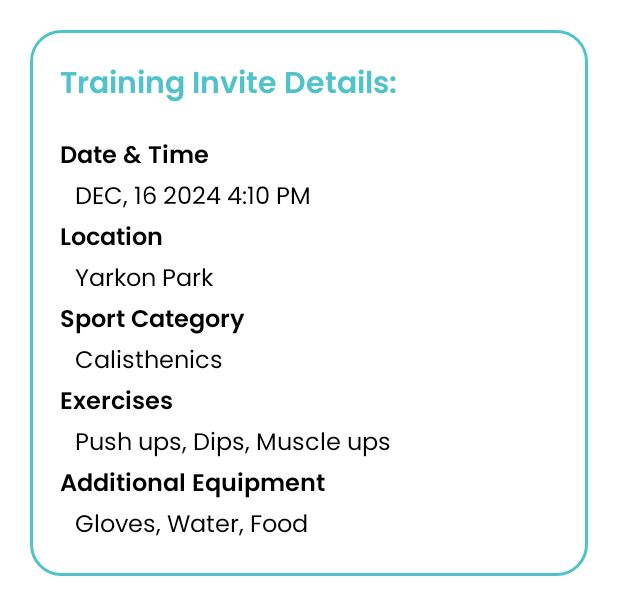
After one commit to OmriGawi/FitFinder, an Android app: the layout dialog_new_invite_info.xml on its own in the app's theme, with its tools: preview values and no code run, on a phone screen of 412 x 824 dp. The commit adds this screen. Shown: the top 615 px of the screen. Run offline under Robolectric (Android 15) with nearby library versions, the phone set to English and light mode, and no system bars.

Commit message:
Add New Invite info dialog

```diff
--- /dev/null
+++ b/app/src/main/java/com/example/fitfinder/ui/exercise/NewInviteInfoDialogFragment.kt
@@ -0,0 +1,74 @@
+package com.example.fitfinder.ui.exercise
+
+import android.os.Bundle
+import android.view.LayoutInflater
+import android.view.View
+import android.view.ViewGroup
+import androidx.fragment.app.DialogFragment
+import androidx.lifecycle.ViewModelProvider
+import com.example.fitfinder.R
+import com.example.fitfinder.data.model.TrainingInvite
+import com.example.fitfinder.data.repository.exercise.NewInvitesRepository
+import com.example.fitfinder.databinding.DialogNewInviteInfoBinding
+import com.example.fitfinder.viewmodel.ViewModelFactory
+import com.example.fitfinder.viewmodel.exercise.NewInvitesViewModel
+import com.google.firebase.Timestamp
+import java.text.SimpleDateFormat
+import java.util.*
+
+class NewInviteInfoDialogFragment : DialogFragment() {
+
+    private var _binding: DialogNewInviteInfoBinding? = null
+    private val binding get() = _binding!!
+
+    private lateinit var newInvitesViewModel: NewInvitesViewModel
+
+    override fun onCreateView(inflater: LayoutInflater, container: ViewGroup?, savedInstanceState: Bundle?): View {
+        _binding = DialogNewInviteInfoBinding.inflate(inflater, container, false)
+        return binding.root
+    }
+
+    override fun onViewCreated(view: View, savedInstanceState: Bundle?) {
+        super.onViewCreated(view, savedInstanceState)
+
+        // Initialize view models
+        newInvitesViewModel = ViewModelProvider(requireActivity(), ViewModelFactory(NewInvitesRepository()))[NewInvitesViewModel::class.java]
+
+        // Observe the selected invite from the ViewModel
+        newInvitesViewModel.selectedInvite.observe(viewLifecycleOwner) { invite ->
+            displayInviteDetails(invite)
+        }
+
+    }
+
+    private fun displayInviteDetails(invite: TrainingInvite) {
+        // Update UI elements with invite details
+        binding.tvTime.text = formatDateAndTime(invite.dateTime)
+        binding.tvLocation.text = invite.location
+        binding.tvSportCategory.text = invite.sportCategory
+        binding.tvExercises.text = invite.exercises.joinToString(", ")
+        binding.tvAdditionalEquipment.text = invite.additionalEquipment.ifBlank {
+            "None"
+        }
+    }
+
+    private fun formatDateAndTime(timestamp: Timestamp): String {
+        // Format the Timestamp to a readable date and time string
+        val sdfDate = SimpleDateFormat("MMM dd, yyyy", Locale.getDefault())
+        val sdfTime = SimpleDateFormat("h:mm a", Locale.getDefault())
+        val dateStr = sdfDate.format(timestamp.toDate())
+        val timeStr = sdfTime.format(timestamp.toDate())
+
+        return "$dateStr\n$timeStr"
+    }
+
+
+    override fun onDestroyView() {
+        super.onDestroyView()
+        _binding = null
+    }
+
+    override fun getTheme(): Int {
+        return R.style.TransparentDialogTheme
+    }
+}
--- a/app/src/main/java/com/example/fitfinder/ui/exercise/NewInvitesAdapter.kt
+++ b/app/src/main/java/com/example/fitfinder/ui/exercise/NewInvitesAdapter.kt
@@ -14,7 +14,8 @@ import com.example.fitfinder.data.model.TrainingInvite
 
 class NewInvitesAdapter(
     private var invitesWithDetails: List<Pair<TrainingInvite, Map<String, Any?>>>,
-    private val onDeclineInvite: (String) -> Unit
+    private val onDeclineInvite: (String) -> Unit,
+    private val onInfoClicked: (TrainingInvite) -> Unit
     ) : RecyclerView.Adapter<NewInvitesAdapter.ViewHolder>() {
 
     class ViewHolder(view: View) : RecyclerView.ViewHolder(view) {
@@ -22,6 +23,7 @@ class NewInvitesAdapter(
         val ivProfile: ImageView = view.findViewById(R.id.iv_picture)
         val btnAccept: Button = view.findViewById(R.id.btn_accept)
         val btnDecline: Button = view.findViewById(R.id.btn_decline)
+        val ivInfo: ImageView = view.findViewById(R.id.iv_info)
         // ... other views
     }
 
@@ -46,6 +48,10 @@ class NewInvitesAdapter(
         holder.btnDecline.setOnClickListener {
             onDeclineInvite(invite.id)
         }
+
+        holder.ivInfo.setOnClickListener {
+            onInfoClicked(invitesWithDetails[position].first)
+        }
     }
 
     override fun getItemCount() = invitesWithDetails.size
--- a/app/src/main/java/com/example/fitfinder/ui/exercise/NewInvitesFragment.kt
+++ b/app/src/main/java/com/example/fitfinder/ui/exercise/NewInvitesFragment.kt
@@ -62,11 +62,18 @@ class NewInvitesFragment : Fragment() {
     }
 
     private fun setupRecyclerView() {
-        invitesAdapter = NewInvitesAdapter(emptyList<Pair<TrainingInvite, Map<String, Any?>>>()) { inviteId ->
-            // Call ViewModel method to decline the invite
-            newInvitesViewModel.declineInvite(inviteId, userId)
-        }
+        invitesAdapter = NewInvitesAdapter(emptyList<Pair<TrainingInvite, Map<String, Any?>>>(), ::handleDeclineInvite, ::showInviteDetailsDialog)
         binding.rvNewInvites.adapter = invitesAdapter
+    }
+
+    private fun handleDeclineInvite(inviteId: String) {
+        newInvitesViewModel.declineInvite(inviteId, userId)
+    }
+
+    private fun showInviteDetailsDialog(invite: TrainingInvite) {
+        newInvitesViewModel.selectInvite(invite)
+        val dialog = NewInviteInfoDialogFragment()
+        dialog.show(parentFragmentManager, "NewInviteInfoDialog")
     }
 
     override fun onResume() {
--- a/app/src/main/java/com/example/fitfinder/viewmodel/exercise/NewInvitesViewModel.kt
+++ b/app/src/main/java/com/example/fitfinder/viewmodel/exercise/NewInvitesViewModel.kt
@@ -15,6 +15,13 @@ class NewInvitesViewModel(private val repository: NewInvitesRepository) : ViewMo
 
     private val _toastMessageEvent = MutableLiveData<Event<Pair<String, ToastyType>>>()
     val toastMessageEvent: LiveData<Event<Pair<String, ToastyType>>> = _toastMessageEvent
+
+    private val _selectedInvite = MutableLiveData<TrainingInvite>()
+    val selectedInvite: LiveData<TrainingInvite> = _selectedInvite
+
+    fun selectInvite(invite: TrainingInvite) {
+        _selectedInvite.value = invite
+    }
 
     fun fetchNewInvites(userId: String) {
         repository.fetchNewInvites(userId) { newInvitesWithDetails ->
--- /dev/null
+++ b/app/src/main/res/layout/dialog_new_invite_info.xml
@@ -0,0 +1,153 @@
+<?xml version="1.0" encoding="utf-8"?>
+<androidx.constraintlayout.widget.ConstraintLayout
+    xmlns:android="http://schemas.android.com/apk/res/android"
+    xmlns:app="http://schemas.android.com/apk/res-auto"
+    android:layout_width="match_parent"
+    android:layout_height="wrap_content"
+    android:layout_margin="20dp"
+    android:background="@drawable/dialog_border"
+    android:padding="20dp">
+
+    <!-- Title TextView -->
+    <TextView
+        android:id="@+id/tv_inviteTitle"
+        android:layout_width="wrap_content"
+        android:layout_height="wrap_content"
+        android:text="Training Invite Details:"
+        android:textColor="@color/primaryColor"
+        android:fontFamily="@font/poppinssemibold"
+        android:textSize="20sp"
+        app:layout_constraintTop_toTopOf="parent"
+        app:layout_constraintStart_toStartOf="parent" />
+
+    <!-- Divider -->
+    <View
+        android:id="@+id/view_divider"
+        android:layout_width="0dp"
+        android:layout_height="1dp"
+        app:layout_constraintTop_toBottomOf="@id/tv_inviteTitle"
+        app:layout_constraintStart_toStartOf="parent"
+        app:layout_constraintEnd_toEndOf="parent"
+        android:layout_marginTop="10dp"/>
+
+    <!-- Content Layout -->
+    <LinearLayout
+        android:id="@+id/layout_content"
+        android:layout_width="0dp"
+        android:layout_height="wrap_content"
+        android:orientation="vertical"
+        android:layout_marginTop="5dp"
+        app:layout_constraintTop_toBottomOf="@id/view_divider"
+        app:layout_constraintStart_toStartOf="parent"
+        app:layout_constraintEnd_toEndOf="parent">
+
+        <!-- Date & Time Title TextView -->
+        <TextView
+            android:id="@+id/tv_timeTitle"
+            android:layout_width="wrap_content"
+            android:layout_height="wrap_content"
+            android:text="Date &amp; Time"
+            android:textColor="@color/black"
+            android:fontFamily="@font/poppinssemibold"
+            android:textSize="16sp" />
+
+        <!-- Date & Time Value TextView -->
+        <TextView
+            android:id="@+id/tv_time"
+            android:layout_width="wrap_content"
+            android:layout_height="wrap_content"
+            android:text="DEC, 16 2024 4:10 PM"
+            android:textColor="@color/black"
+            android:fontFamily="@font/poppinsregular"
+            android:textSize="16sp"
+            android:layout_marginStart="10dp" />
+
+        <!-- Location Title TextView -->
+        <TextView
+            android:id="@+id/tv_locationTitle"
+            android:layout_width="wrap_content"
+            android:layout_height="wrap_content"
+            android:text="Location"
+            android:textColor="@color/black"
+            android:fontFamily="@font/poppinssemibold"
+            android:textSize="16sp" />
+
+        <!-- Location Value TextView -->
+        <TextView
+            android:id="@+id/tv_location"
+            android:layout_width="wrap_content"
+            android:layout_height="wrap_content"
+            android:text="Yarkon Park"
+            android:textColor="@color/black"
+            android:fontFamily="@font/poppinsregular"
+            android:textSize="16sp"
+            android:layout_marginStart="10dp" />
+
+        <!-- Sport Category Title TextView -->
+        <TextView
+            android:id="@+id/tv_sportCategoryTitle"
+            android:layout_width="wrap_content"
+            android:layout_height="wrap_content"
+            android:text="Sport Category"
+            android:textColor="@color/black"
+            android:fontFamily="@font/poppinssemibold"
+            android:textSize="16sp" />
+
+        <!-- Sport Category Value TextView -->
+        <TextView
+            android:id="@+id/tv_sportCategory"
+            android:layout_width="wrap_content"
+            android:layout_height="wrap_content"
+            android:text="Calisthenics"
+            android:textColor="@color/black"
+            android:fontFamily="@font/poppinsregular"
+            android:textSize="16sp"
+            android:layout_marginStart="10dp" />
+
+        <!-- Exercises Title TextView -->
+        <TextView
+            android:id="@+id/exercisesTitle"
+            android:layout_width="wrap_content"
+            android:layout_height="wrap_content"
+            android:text="Exercises"
+            android:textColor="@color/black"
+            android:fontFamily="@font/poppinssemibold"
+            android:textSize="16sp" />
+
+        <!-- Sport Category Value TextView -->
+        <TextView
+            android:id="@+id/tv_exercises"
+            android:layout_width="wrap_content"
+            android:layout_height="wrap_content"
+            android:text="Push ups, Dips, Muscle ups"
+            android:textColor="@color/black"
+            android:fontFamily="@font/poppinsregular"
+            android:textSize="16sp"
+            android:layout_marginStart="10dp" />
+
+        <!-- Additional Equipments Title TextView -->
+        <TextView
+            android:id="@+id/tv_additionalEquipmentTitle"
+            android:layout_width="wrap_content"
+            android:layout_height="wrap_content"
+            android:text="Additional Equipment"
+            android:textColor="@color/black"
+            android:fontFamily="@font/poppinssemibold"
+            android:textSize="16sp" />
+
+        <!-- Sport Category Value TextView -->
+        <TextView
+            android:id="@+id/tv_additionalEquipment"
+            android:layout_width="wrap_content"
+            android:layout_height="wrap_content"
+            android:text="Gloves, Water, Food"
+            android:textColor="@color/black"
+            android:fontFamily="@font/poppinsregular"
+            android:textSize="16sp"
+            android:layout_marginStart="10dp" />
+
+    </LinearLayout>
+
+
+
+</androidx.constraintlayout.widget.ConstraintLayout>
--- a/app/src/main/res/layout/recycler_item_new_invites.xml
+++ b/app/src/main/res/layout/recycler_item_new_invites.xml
@@ -84,6 +84,8 @@
             android:layout_marginStart="5dp"
             android:backgroundTint="@color/text_error"
             app:srcCompat="@drawable/info"
+            android:clickable="true"
+            android:focusable="true"
             app:layout_constraintLeft_toRightOf="@id/btn_decline"
             app:layout_constraintTop_toTopOf="@id/btn_decline" />
 
```
